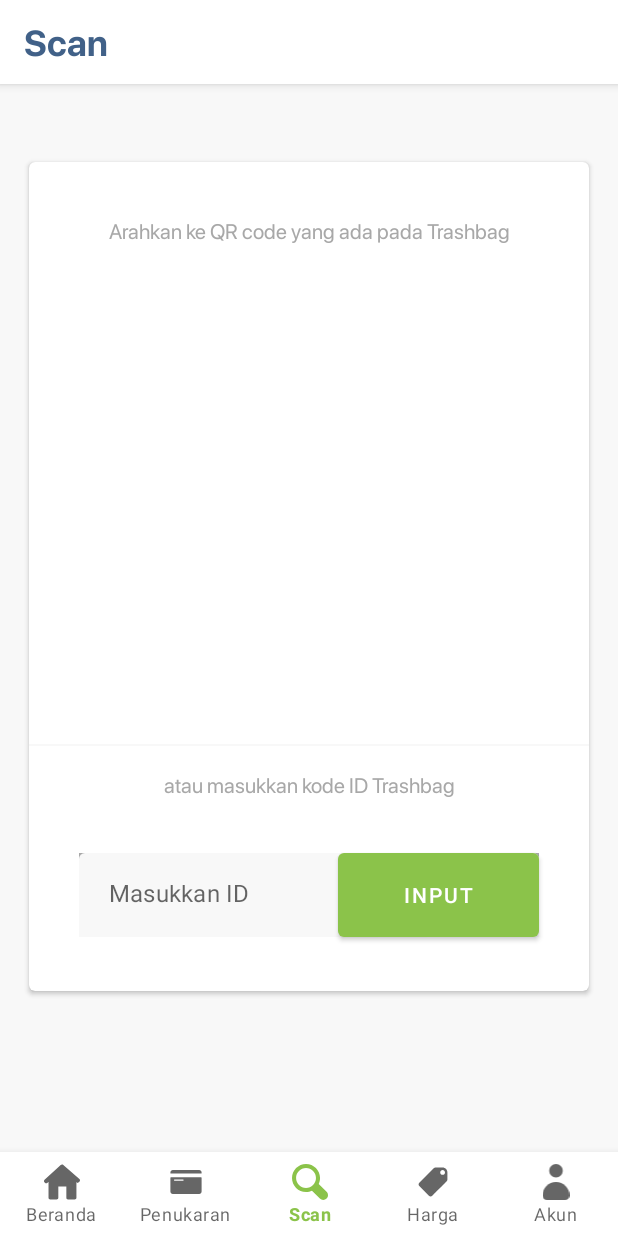
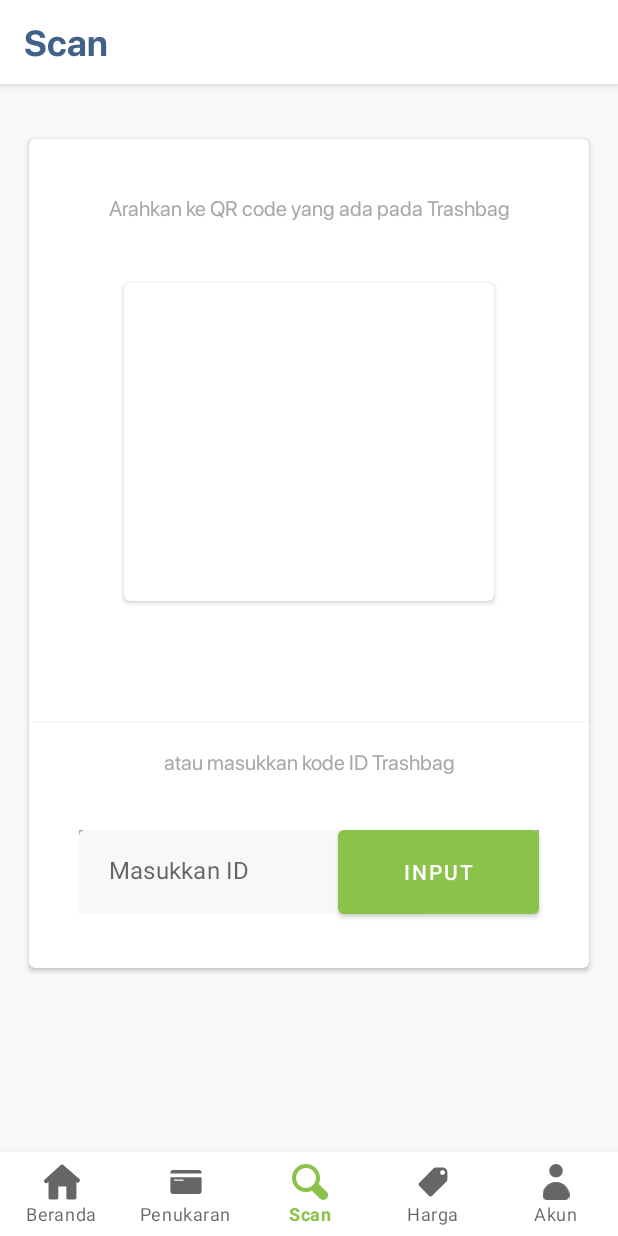
Before and after one commit to Fuadafdhal/Treasure, an Android app: the ScanFragment screen opened through its navigation route, on a phone screen of 412 x 824 dp. Run offline under Robolectric (Android 15) with nearby library versions, the phone set to English and light mode, and no system bars; our stand-ins replace Firebase (no records; nobody signed in at launch, a user with empty details on screens opened directly), Timber, navigation-ui; libraries missing offline, so code that uses them is left out: me.dm7.barcodescanner; 5 statements that could not run were skipped.

Commit message:
make scan Logic

```diff
--- a/app/src/main/java/com/afdhal_fa/treasure/view/scan/CustomViewScanFinderView.kt
+++ b/app/src/main/java/com/afdhal_fa/treasure/view/scan/CustomViewScanFinderView.kt
@@ -13,7 +13,7 @@ class CustomViewScanFinderView constructor(context: Context) : ViewFinderView(co
     private var cntr = 0
     private var goingup = false
     private val POINT_SIZE = 10
-    private val ANIMATION_DELAY = 10L
+    private val ANIMATION_DELAY = 50L
 
     init {
         paint.color = Color.WHITE
--- a/app/src/main/java/com/afdhal_fa/treasure/view/scan/ScanFragment.kt
+++ b/app/src/main/java/com/afdhal_fa/treasure/view/scan/ScanFragment.kt
@@ -54,7 +54,7 @@ class ScanFragment : BaseToolbarFragment<ScanViewModel>(), ZXingScannerView.Resu
         }
         mScannerView.setAutoFocus(true)
         mScannerView.setResultHandler(this)
-        binding.layoutCameraScan.addView(mScannerView)
+        binding.frameCameraScan.addView(mScannerView)
     }
 
     override fun handleResult(p0: Result?) {
--- a/app/src/main/res/layout/fragment_scan.xml
+++ b/app/src/main/res/layout/fragment_scan.xml
@@ -19,7 +19,7 @@
         android:layout_width="match_parent"
         android:layout_height="wrap_content"
         android:layout_marginStart="16dp"
-        android:layout_marginTop="47dp"
+        android:layout_marginTop="32dp"
         android:layout_marginEnd="16dp"
         app:cardCornerRadius="4dp"
         app:cardUseCompatPadding="true"
@@ -39,23 +39,33 @@
                 android:layout_height="wrap_content"
                 android:layout_marginTop="36dp"
                 android:fontFamily="@font/sf_pro_regular"
-                android:text="Arahkan ke QR code yang ada pada Trashbag"
+                android:text="@string/text_hint_scan_qr_code"
                 android:textColor="@color/colorTextHintLabel"
                 android:textSize="14sp"
                 app:layout_constraintEnd_toEndOf="parent"
                 app:layout_constraintStart_toStartOf="parent"
                 app:layout_constraintTop_toTopOf="parent" />
 
-            <FrameLayout
+            <androidx.cardview.widget.CardView
                 android:id="@+id/layoutCameraScan"
                 android:layout_width="0dp"
                 android:layout_height="221dp"
                 android:layout_marginStart="60dp"
                 android:layout_marginTop="36dp"
                 android:layout_marginEnd="60dp"
+                app:cardCornerRadius="4dp"
+                app:cardUseCompatPadding="true"
                 app:layout_constraintEnd_toEndOf="parent"
                 app:layout_constraintStart_toStartOf="parent"
-                app:layout_constraintTop_toBottomOf="@+id/textHint" />
+                app:layout_constraintTop_toBottomOf="@+id/textHint">
+
+                <FrameLayout
+                    android:id="@+id/frameCameraScan"
+                    android:layout_width="match_parent"
+                    android:layout_height="match_parent" />
+
+            </androidx.cardview.widget.CardView>
+
 
             <View
                 android:id="@+id/line"
@@ -74,7 +84,7 @@
                 android:layout_height="wrap_content"
                 android:layout_marginTop="16dp"
                 android:fontFamily="@font/sf_pro_regular"
-                android:text="atau masukkan kode ID Trashbag"
+                android:text="@string/text_hint_or_use_id"
                 android:textColor="@color/colorTextHintLabel"
                 android:textSize="14sp"
                 app:layout_constraintEnd_toEndOf="parent"
@@ -105,7 +115,7 @@
                     android:layout_width="match_parent"
                     android:layout_height="wrap_content"
                     android:gravity="center_vertical"
-                    android:hint="Masukkan ID"
+                    android:hint="@string/hint_enter_id"
                     android:includeFontPadding="false"
                     android:paddingStart="20dp"
                     android:paddingTop="21dp"
@@ -121,12 +131,11 @@
                 android:background="@drawable/background_ractangel_radius_4dp"
                 android:paddingStart="44dp"
                 android:paddingEnd="44dp"
-                android:text="Input"
+                android:text="@string/text_input"
                 app:layout_constraintBottom_toBottomOf="@+id/textFieldIDCode"
                 app:layout_constraintEnd_toEndOf="@+id/textFieldIDCode"
                 app:layout_constraintTop_toTopOf="@+id/textFieldIDCode"
                 app:layout_constraintVertical_bias="1.0" />
-
 
         </androidx.constraintlayout.widget.ConstraintLayout>
     </androidx.cardview.widget.CardView>
--- a/app/src/main/res/values/strings.xml
+++ b/app/src/main/res/values/strings.xml
@@ -68,5 +68,11 @@
     <string name="text_success">Berhasil</string>
     <string name="text_back">Kembali</string>
 
+    <!--    scanFragment-->
+    <string name="text_hint_scan_qr_code">Arahkan ke QR code yang ada pada Trashbag</string>
+    <string name="text_hint_or_use_id">atau masukkan kode ID Trashbag</string>
+    <string name="hint_enter_id">Masukkan ID</string>
+    <string name="text_input">Input</string>
+
 
 </resources>
```
